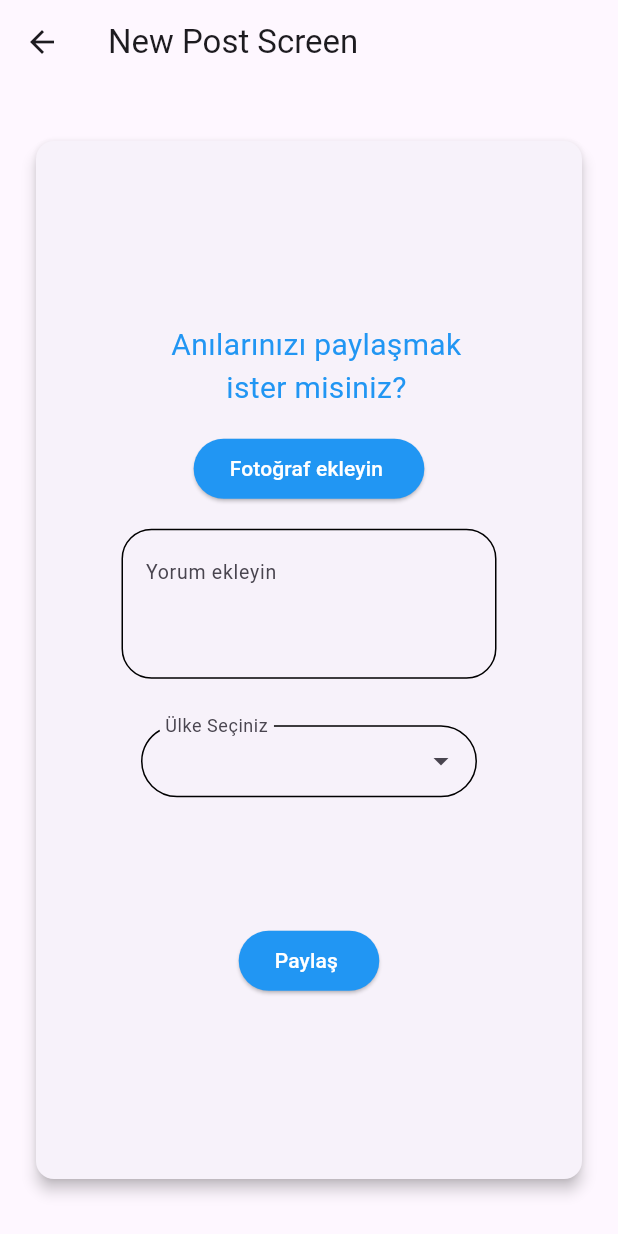
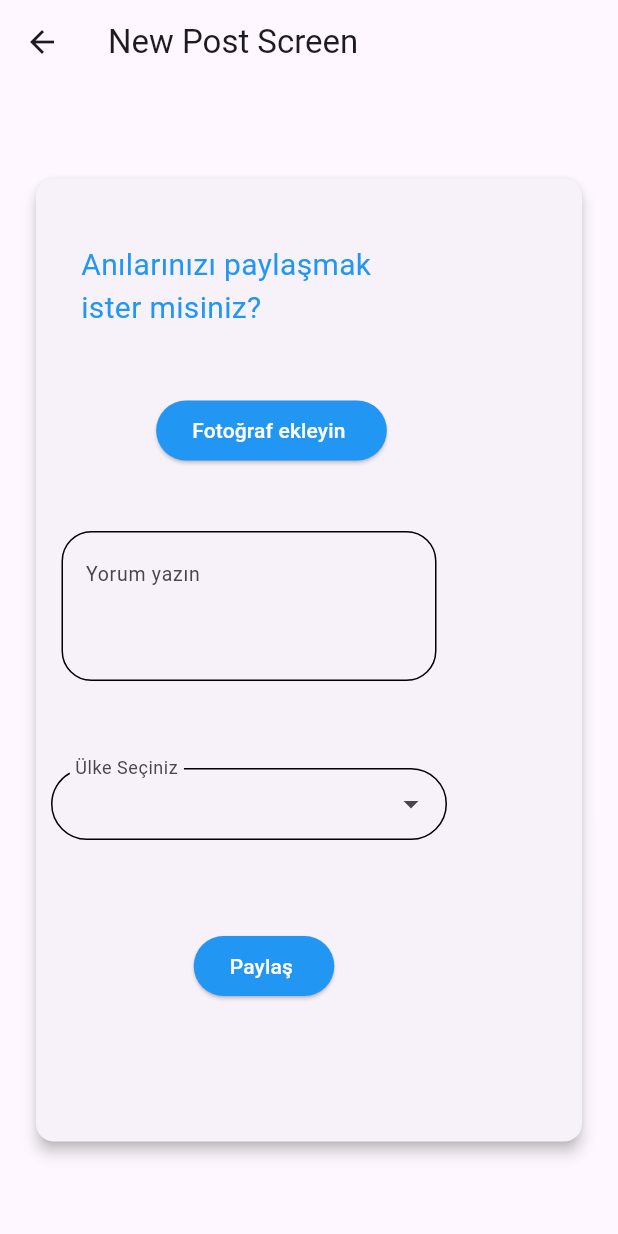
Before and after one commit to cankirkgz/Ternai, a Flutter app: the NewPostScreen screen opened directly, on a phone screen of 412 x 824 dp. Run offline on Flutter 3.47's test engine with Material 3 defaults, Android fonts, the phone set to English and light mode, and no system bars; drawn by our look-alikes of dropdown_search; our stand-ins replace animated_bottom_navigation_bar, cloud_firestore, firebase_auth, firebase_core, firebase_storage, flutter_markdown and 6 more; accounts and stored records are empty.

Commit message:
Küçük düzeltmeler

```diff
--- a/lib/views/home_screens/new_post_screen.dart
+++ b/lib/views/home_screens/new_post_screen.dart
@@ -58,35 +58,36 @@ class _NewPostScreenState extends State<NewPostScreen> {
       body:  Center(
         child: Padding(
           padding: const EdgeInsets.symmetric(
-            vertical: 2.0, horizontal: 20.0),
+            horizontal: 20.0),
               child: SizedBox(
-                height: 700,
+                height: 650,
                 child: Card(
                 elevation: 4.0,
                 shape: RoundedRectangleBorder(
                   borderRadius: BorderRadius.circular(12.0),
                   ),
                 child: Column(
-                mainAxisAlignment: MainAxisAlignment.center,
+                mainAxisAlignment: MainAxisAlignment.spaceEvenly,
                   children: <Widget>[
                 const Padding(
-                  padding: EdgeInsets.only(left:70 ,right:60 ),
+                  padding: EdgeInsets.only(left:30 ,right:100 ),
                   child: Text(
                     style: TextStyle(
                       color: Colors.blue,
                       fontSize: 20,),
-                      textAlign: TextAlign.center,
+                      textAlign: TextAlign.left,
                         'Anılarınızı paylaşmak ister misiniz?'),
                 ),
-                const SizedBox(height: 15),
-                  ElevatedButton(style: ButtonStyle(backgroundColor:MaterialStateProperty.all(Colors.blue),),
+                  Padding(
+                    padding: const EdgeInsets.only(left:40,right:90 ),
+                    child: ElevatedButton(style: ButtonStyle(backgroundColor:MaterialStateProperty.all(Colors.blue),),
                       onPressed: (){_shareImage();},
                       child:const Text(
                         style: TextStyle(color: Colors.white,),
                         'Fotoğraf ekleyin ')),
-                const SizedBox(height: 8),
+                  ),
                 Padding(
-                  padding: EdgeInsets.all(8.0),
+                  padding: EdgeInsets.only(left:10,right:90),
                   child: SizedBox(height:100
                   ,width: 250,
                     child: TextField(
@@ -99,14 +100,14 @@ class _NewPostScreenState extends State<NewPostScreen> {
                           borderRadius: BorderRadius.circular(20),),
                         enabledBorder: OutlineInputBorder(
                           borderRadius:BorderRadius.circular(20),),
-                            hintText:'Yorum ekleyin',
+                        hintText:'Yorum yazın',
                         hintStyle: TextStyle(fontSize: 13)),
                       ),
                   ),
                 ),
-                const SizedBox(height: 8),
+
                 Padding(
-                  padding: const EdgeInsets.only(left: 70,right: 70),
+                  padding: const EdgeInsets.only(left: 10,right: 90),
                   child: CustomDropDownButton(
                           listName: "Ülke",
                           items: {
@@ -123,10 +124,10 @@ class _NewPostScreenState extends State<NewPostScreen> {
                         ),
                 ),
                   Padding(
-                  padding: EdgeInsets.only(top: 70),
+                  padding: EdgeInsets.only(top:2,bottom: 50,left: 40,right: 100),
                   child: ElevatedButton(style: ButtonStyle(backgroundColor:MaterialStateProperty.all(Colors.blue),),
                     onPressed: (){},
-                    child:Text(
+                    child:const Text(
                       style: TextStyle(color: Colors.white,),
                       'Paylaş ')),
                 ),
```
Lines whose indentation alone changed are shown as unchanged.
